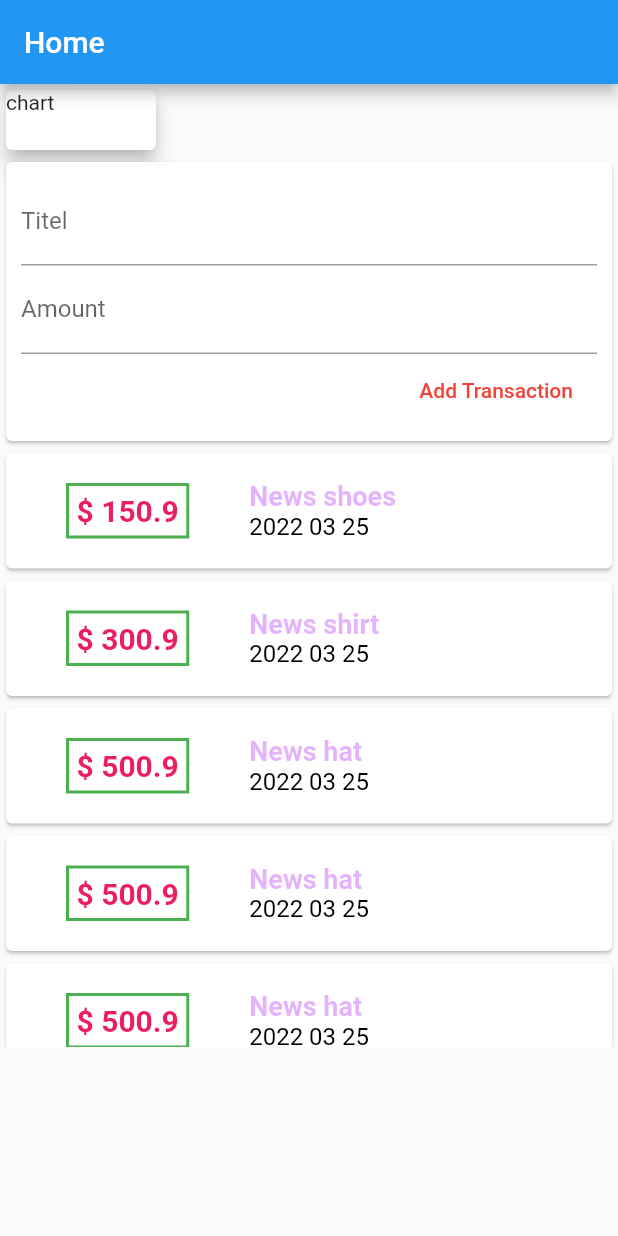
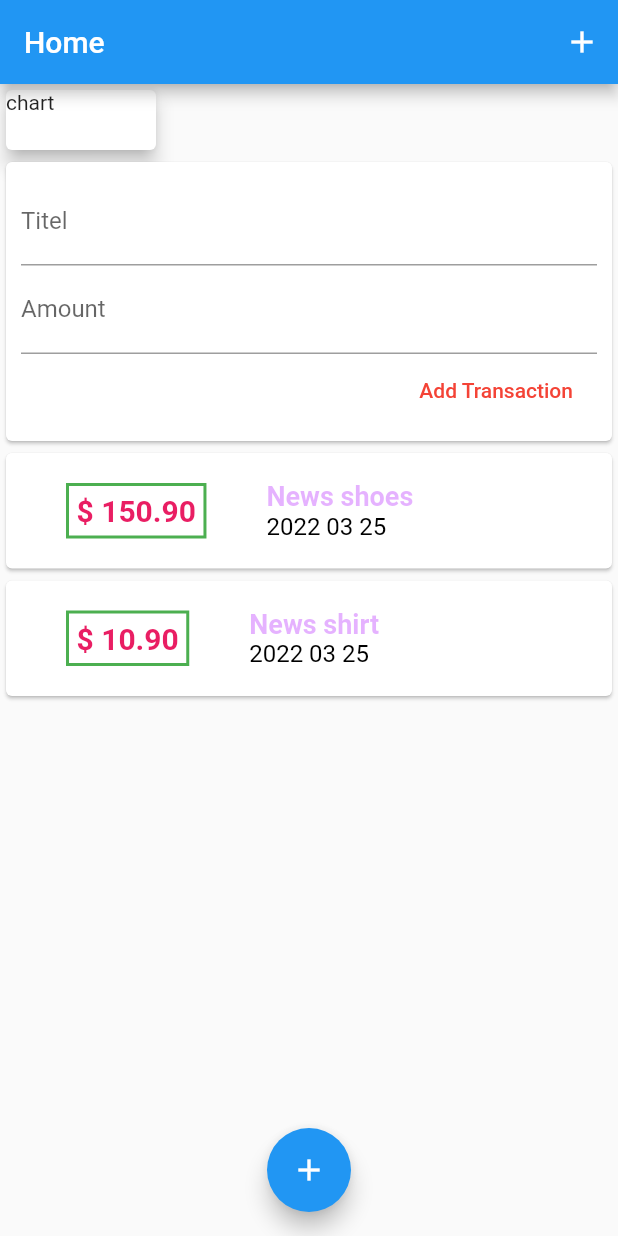
Before and after one commit to nga-kezzy/Flutter, a Flutter app: the screen it shows after launch, after a tap on "Add Transaction", on a phone screen of 412 x 824 dp. Run offline on Flutter 3.47's test engine with Material 2 defaults, Android fonts, the phone set to English and light mode, and no system bars; our stand-ins replace sqflite; accounts and stored records are empty.

Commit message:
Bài 24 floating action button

```diff
--- a/work_project/lib/main.dart
+++ b/work_project/lib/main.dart
@@ -25,8 +25,15 @@
     return Scaffold(
       appBar: AppBar(
         title: Text('Home'),
+        actions: [
+          IconButton(
+            icon: Icon(Icons.add),
+            onPressed: () {},
           ),
-      body: Column(
+        ],
+      ),
+      body: SingleChildScrollView(
+        child: Column(
           crossAxisAlignment: CrossAxisAlignment.start,
           mainAxisAlignment: MainAxisAlignment.start,
           children: [
@@ -41,6 +48,12 @@
             UserTransactions()
           ],
         ),
+      ),
+      floatingActionButtonLocation: FloatingActionButtonLocation.centerFloat,
+      floatingActionButton: FloatingActionButton(
+        child: Icon(Icons.add),
+        onPressed: () {},
+      ),
     );
   }
 }
--- a/work_project/lib/widgets/new_transaction.dart
+++ b/work_project/lib/widgets/new_transaction.dart
@@ -3,9 +3,24 @@
 import './transaction_list.dart';
 
 class NewTransaction extends StatelessWidget {
+  final Function addTx;
   final titlecontroller = TextEditingController();
   final amountcontroller = TextEditingController();
-  NewTransaction({Key? key}) : super(key: key);
+  NewTransaction(this.addTx);
+
+  void submitData(String val) {
+    final enteredTitle = titlecontroller.text;
+    final enteredAmount = double.parse(amountcontroller.text);
+
+    if (enteredTitle.isEmpty || enteredAmount <= 0) {
+      return;
+    }
+
+    addTx(
+      enteredTitle,
+      enteredAmount,
+    );
+  }
 
   @override
   Widget build(BuildContext context) {
@@ -18,18 +33,18 @@
             TextField(
               decoration: InputDecoration(labelText: 'Titel'),
               controller: titlecontroller,
+              onSubmitted: (_) => submitData,
             ),
             TextField(
               decoration: InputDecoration(labelText: 'Amount'),
               controller: amountcontroller,
+              keyboardType: TextInputType.number,
+              onSubmitted: (_) => submitData,
             ),
             FlatButton(
               child: Text('Add Transaction'),
               textColor: Colors.red,
-              onPressed: () {
-                print(titlecontroller.text);
-                print(amountcontroller.text);
-              },
+              onPressed: () => submitData,
             ),
           ],
         ),
--- a/work_project/lib/widgets/transaction_list.dart
+++ b/work_project/lib/widgets/transaction_list.dart
@@ -24,7 +24,7 @@
                   ),
                   padding: EdgeInsets.all(5),
                   child: Text(
-                    '\$ ${transactions[index].amount}',
+                    '\$ ${transactions[index].amount.toStringAsFixed(2)}',
                     style: const TextStyle(
                         fontWeight: FontWeight.bold,
                         fontSize: 20,
--- a/work_project/lib/widgets/user_transaction.dart
+++ b/work_project/lib/widgets/user_transaction.dart
@@ -22,61 +22,7 @@
     Transaction(
       id: 'x2',
       title: 'News shirt',
-      amount: 300.9,
-      date: DateTime.now(),
-    ),
-    Transaction(
-      id: 'x3',
-      title: 'News hat',
-      amount: 500.9,
-      date: DateTime.now(),
-    ),
-    Transaction(
-      id: 'x3',
-      title: 'News hat',
-      amount: 500.9,
-      date: DateTime.now(),
-    ),
-    Transaction(
-      id: 'x3',
-      title: 'News hat',
-      amount: 500.9,
-      date: DateTime.now(),
-    ),
-    Transaction(
-      id: 'x3',
-      title: 'News hat',
-      amount: 500.9,
-      date: DateTime.now(),
-    ),
-    Transaction(
-      id: 'x3',
-      title: 'News hat',
-      amount: 500.9,
-      date: DateTime.now(),
-    ),
-    Transaction(
-      id: 'x3',
-      title: 'News hat',
-      amount: 500.9,
-      date: DateTime.now(),
-    ),
-    Transaction(
-      id: 'x3',
-      title: 'News hat',
-      amount: 500.9,
-      date: DateTime.now(),
-    ),
-    Transaction(
-      id: 'x3',
-      title: 'News hat',
-      amount: 500.9,
-      date: DateTime.now(),
-    ),
-    Transaction(
-      id: 'x3',
-      title: 'News hat',
-      amount: 500.9,
+      amount: 10.9,
       date: DateTime.now(),
     ),
   ];
@@ -100,7 +46,7 @@
   Widget build(BuildContext context) {
     return Column(
       children: [
-        NewTransaction(),
+        NewTransaction(_addNewTransaction),
         TransactionList(_useTransactions),
       ],
     );
```
Lines whose indentation alone changed are shown as unchanged.
